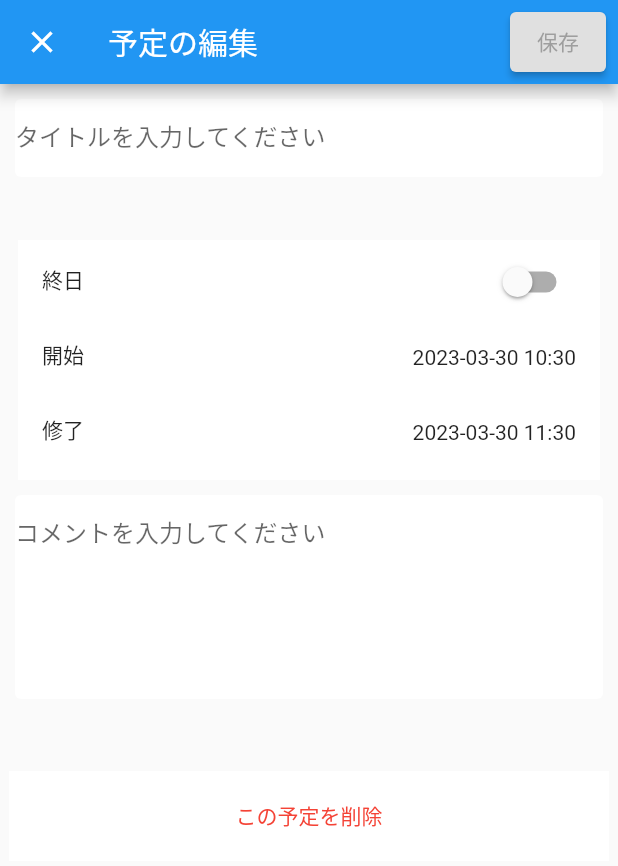
After one commit to mihiron/flutter_calendar, a Flutter app: the EditEventPage screen opened by its route, on a phone screen of 412 x 824 dp. The commit adds this screen. Shown: the top 866 px of the screen. Run offline on Flutter 3.47's test engine with Material 2 defaults, Android fonts, the phone set to English and light mode, and no system bars; our stand-ins replace drift, flutter_datetime_picker, flutter_riverpod, table_calendar; accounts and stored records are empty; generated files the repository leaves out were written again.

Commit message:
Event編集画面の作成

```diff
--- a/lib/src/routes/app_router.dart
+++ b/lib/src/routes/app_router.dart
@@ -1,8 +1,9 @@
 import 'package:drift_db_viewer/drift_db_viewer.dart';
 import 'package:flutter/material.dart';
 import 'package:flutter_calendar/src/services/local/app_database.dart';
-import 'package:flutter_calendar/src/views/add_edit_event_page.dart';
+import 'package:flutter_calendar/src/views/add_event_page.dart';
 import 'package:flutter_calendar/src/views/daily_page.dart';
+import 'package:flutter_calendar/src/views/edit_event_page.dart';
 import 'package:flutter_calendar/src/views/home_page.dart';
 
 import 'app_routes.dart';
@@ -14,8 +15,10 @@ class AppRouter {
         return _buildRoute(MyHomePage());
       case AppRoutes.daily:
         return _buildPageRoute(const DailyPage(), settings: settings);
-      case AppRoutes.addEditEvent:
-        return _buildRoute(AddEditEventPage());
+      case AppRoutes.addEvent:
+        return _buildRoute(AddEventPage());
+      case AppRoutes.editEvent:
+        return _buildRoute(EditEventPage());
       case AppRoutes.driftDbViewer:
         return _buildRoute(DriftDbViewer(settings.arguments as AppDatabase));
 
--- a/lib/src/routes/app_routes.dart
+++ b/lib/src/routes/app_routes.dart
@@ -1,6 +1,7 @@
 class AppRoutes {
   static const home = '/';
   static const daily = '/daily';
-  static const addEditEvent = '/addEditEvent';
+  static const addEvent = '/addEvent';
+  static const editEvent = '/editEvent';
   static const driftDbViewer = '/driftDbViewer';
 }
--- a/lib/src/views/add_edit_event_page.dart
+++ b/lib/src/views/add_event_page.dart
@@ -9,8 +9,8 @@ import 'package:intl/intl.dart';
 
 final isAllDayProvider = StateProvider<bool>((ref) => false);
 
-class AddEditEventPage extends ConsumerWidget {
-  AddEditEventPage({
+class AddEventPage extends ConsumerWidget {
+  AddEventPage({
     super.key,
     this.event,
   });
--- /dev/null
+++ b/lib/src/views/edit_event_page.dart
@@ -0,0 +1,197 @@
+import 'package:drift/drift.dart' as d;
+import 'package:flutter/material.dart';
+import 'package:flutter_calendar/main.dart';
+import 'package:flutter_calendar/src/routes/app_routes.dart';
+import 'package:flutter_calendar/src/services/local/app_database.dart';
+import 'package:flutter_datetime_picker/flutter_datetime_picker.dart';
+import 'package:flutter_riverpod/flutter_riverpod.dart';
+import 'package:intl/intl.dart';
+
+final isAllDayProvider = StateProvider<bool>((ref) => false);
+
+class EditEventPage extends ConsumerWidget {
+  EditEventPage({
+    super.key,
+    this.event,
+  });
+
+  final Event? event;
+
+  final List<Widget> listItems = [];
+
+  @override
+  Widget build(BuildContext context, WidgetRef ref) {
+    final localRepo = ref.read(localRepoProvider);
+    final eventRepo = localRepo.eventRepo;
+
+    final titleController = TextEditingController(text: event?.title);
+    final isAllDay = ref.watch(isAllDayProvider);
+    DateTime start = DateTime.now();
+    DateTime end = DateTime.now().add(const Duration(hours: 1));
+    final commentController = TextEditingController(text: event?.comment);
+
+    return Scaffold(
+      appBar: AppBar(
+        leading: IconButton(
+          icon: const Icon(Icons.close),
+          onPressed: () => Navigator.pop(context),
+        ),
+        title: const Text('予定の編集'),
+        actions: [
+          Padding(
+            padding: const EdgeInsets.all(8.0),
+            child: ElevatedButton(
+              onPressed: () {
+                EventsCompanion newEvent = EventsCompanion(
+                  title: d.Value(titleController.text),
+                  isAllDay: d.Value(isAllDay),
+                  start: d.Value(start),
+                  end: d.Value(end),
+                  comment: d.Value(commentController.text),
+                );
+                eventRepo.createEvent(newEvent);
+                Navigator.pop(context);
+              },
+              onLongPress: () {
+                final AppDatabase db = ref.read(databaseProvider);
+                Navigator.pushNamed(context, AppRoutes.driftDbViewer,
+                    arguments: db);
+              },
+              style: ElevatedButton.styleFrom(
+                backgroundColor: Colors.grey[300],
+                foregroundColor:
+                    (titleController.text != '' && commentController.text != '')
+                        ? Colors.black
+                        : Colors.grey,
+              ),
+              child: const Text('保存'),
+            ),
+          ),
+        ],
+      ),
+      body: Column(
+        children: [
+          Container(
+            margin: const EdgeInsets.all(6),
+            height: 60,
+            width: double.infinity,
+            child: Card(
+              elevation: 0,
+              child: TextField(
+                controller: titleController,
+                decoration: const InputDecoration(
+                  focusedBorder: OutlineInputBorder(
+                    borderSide: BorderSide(color: Colors.blue),
+                  ),
+                  enabledBorder: InputBorder.none,
+                  hintText: 'タイトルを入力してください',
+                ),
+              ),
+            ),
+          ),
+          const SizedBox(height: 32),
+          Container(
+            margin: const EdgeInsets.symmetric(horizontal: 12),
+            color: Colors.white,
+            height: 160,
+            child: Column(
+              children: [
+                SizedBox(
+                  height: 50,
+                  child: ListTile(
+                    leading: const Text('終日'),
+                    trailing: Switch(
+                      value: isAllDay,
+                      onChanged: (_) {
+                        ref.read(isAllDayProvider.notifier).state = !isAllDay;
+                      },
+                    ),
+                  ),
+                ),
+                SizedBox(
+                  height: 50,
+                  child: ListTile(
+                    onTap: () async {
+                      final selectedTime = (isAllDay)
+                          ? await DatePicker.showDatePicker(context,
+                              locale: LocaleType.jp)
+                          : await DatePicker.showDateTimePicker(context,
+                              locale: LocaleType.jp);
+
+                      start = selectedTime!;
+                    },
+                    leading: const Text('開始'),
+                    trailing: Text(
+                      (isAllDay)
+                          ? DateFormat('yyyy-MM-dd').format(start)
+                          : DateFormat('yyyy-MM-dd').add_Hm().format(start),
+                    ),
+                  ),
+                ),
+                SizedBox(
+                  height: 50,
+                  child: ListTile(
+                    onTap: () async {
+                      final selectedTime = (isAllDay)
+                          ? await DatePicker.showDatePicker(context,
+                              locale: LocaleType.jp)
+                          : await DatePicker.showDateTimePicker(context,
+                              locale: LocaleType.jp);
+
+                      end = selectedTime!;
+                    },
+                    leading: const Text('修了'),
+                    trailing: Text(
+                      (isAllDay)
+                          ? DateFormat('yyyy-MM-dd').format(end)
+                          : DateFormat('yyyy-MM-dd').add_Hm().format(end),
+                    ),
+                  ),
+                ),
+              ],
+            ),
+          ),
+          Container(
+            margin: const EdgeInsets.all(6),
+            height: 144,
+            width: double.infinity,
+            child: Card(
+              elevation: 0,
+              child: TextField(
+                controller: commentController,
+                maxLines: 5,
+                decoration: const InputDecoration(
+                  focusedBorder: OutlineInputBorder(
+                    borderSide: BorderSide(color: Colors.blue),
+                  ),
+                  enabledBorder: InputBorder.none,
+                  hintText: 'コメントを入力してください',
+                ),
+              ),
+            ),
+          ),
+          const SizedBox(height: 32),
+          Container(
+            margin: const EdgeInsets.all(6),
+            height: 60,
+            width: double.infinity,
+            child: ElevatedButton(
+              style: ElevatedButton.styleFrom(
+                foregroundColor: Colors.red,
+                backgroundColor: Colors.white,
+                shape: const RoundedRectangleBorder(
+                  borderRadius: BorderRadius.all(
+                    Radius.circular(0),
+                  ),
+                ),
+                elevation: 0.0,
+              ),
+              onPressed: () {},
+              child: const Text('この予定を削除'),
+            ),
+          ),
+        ],
+      ),
+    );
+  }
+}
--- a/lib/src/views/widget/daily_card.dart
+++ b/lib/src/views/widget/daily_card.dart
@@ -50,7 +50,7 @@ class DailyCard extends StatelessWidget {
                 IconButton(
                   icon: const Icon(Icons.add, color: Colors.blue),
                   onPressed: () =>
-                      Navigator.pushNamed(context, AppRoutes.addEditEvent),
+                      Navigator.pushNamed(context, AppRoutes.addEvent),
                 )
               ],
             ),
--- a/lib/src/views/widget/daily_event_list.dart
+++ b/lib/src/views/widget/daily_event_list.dart
@@ -1,5 +1,6 @@
 import 'package:flutter/material.dart';
 import 'package:flutter_calendar/main.dart';
+import 'package:flutter_calendar/src/routes/app_routes.dart';
 import 'package:flutter_riverpod/flutter_riverpod.dart';
 
 class DailyEventList extends ConsumerWidget {
@@ -38,9 +39,9 @@ class DailyEventList extends ConsumerWidget {
             separatorBuilder: (context, index) =>
                 const Divider(color: Colors.black, height: 2),
             itemBuilder: (BuildContext context, int index) {
-              return Column(
-                children: [
-                  Row(
+              return InkWell(
+                onTap: () => Navigator.pushNamed(context, AppRoutes.editEvent),
+                child: Row(
                   children: [
                     SizedBox(
                       width: 60,
@@ -61,14 +62,15 @@ class DailyEventList extends ConsumerWidget {
                       height: 48,
                       color: Colors.blue,
                     ),
-                      Text(
+                    Expanded(
+                      child: Text(
                         eventList[index][0],
                         style: const TextStyle(fontSize: 18),
                         overflow: TextOverflow.ellipsis,
                       ),
+                    ),
                   ],
                 ),
-                ],
               );
             },
           );
```
Lines whose indentation alone changed are shown as unchanged.
